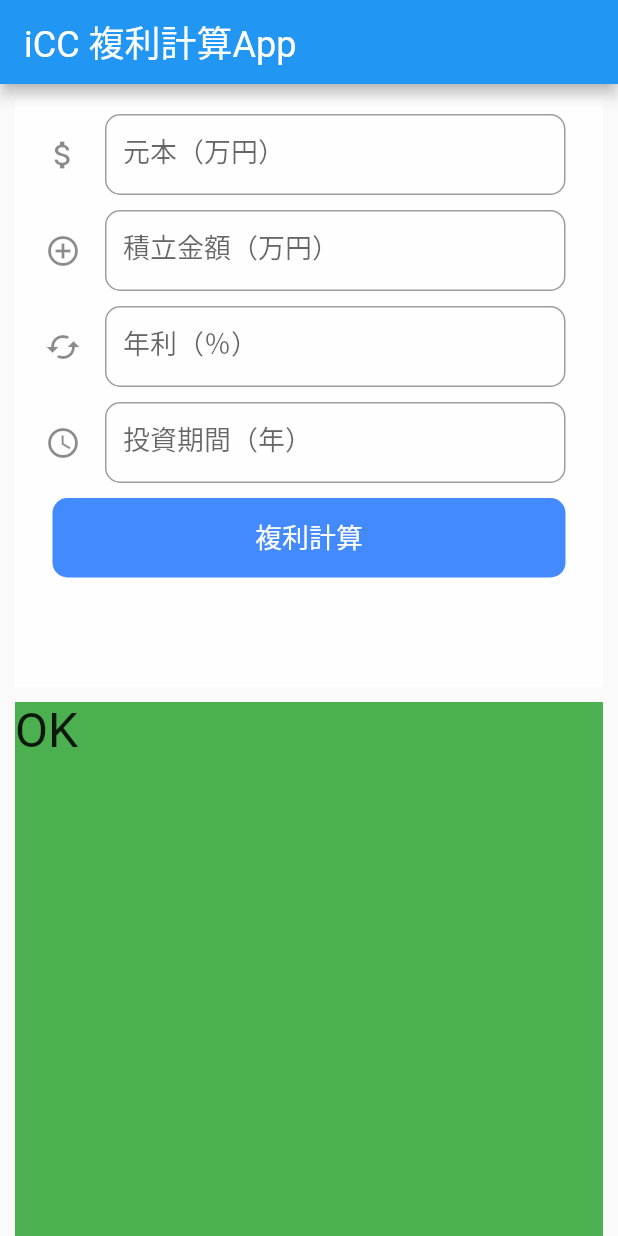
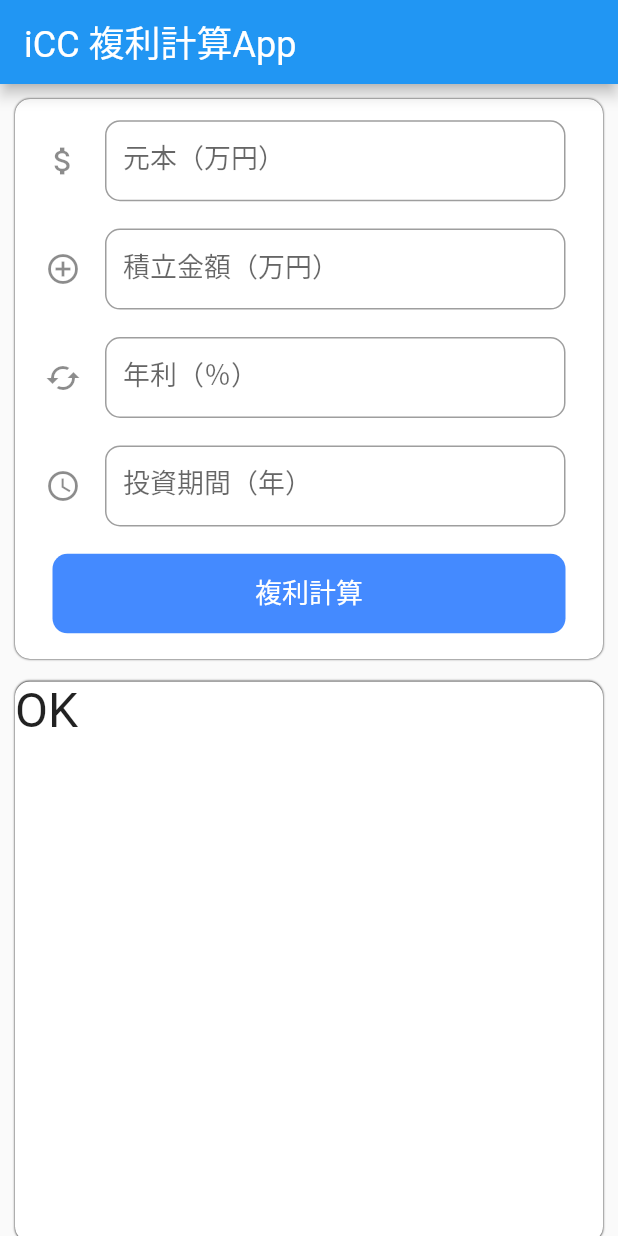
Before and after one commit to earlydogs/fluttertest1app, a Flutter app: the screen it shows after launch, on a phone screen of 412 x 824 dp. Run offline on Flutter 3.47's test engine with Material 2 defaults, Android fonts, the phone set to English and light mode, and no system bars; our stand-ins replace decimal.

Commit message:
20190921 1st

```diff
--- a/lib/main.dart
+++ b/lib/main.dart
@@ -55,22 +55,26 @@ class _MyHomePageState extends State<MyHomePage> {
 
   void buttonPressed() {
     //big decimal で受け取る。が、Doubleで計算しちゃう。。
-    var inputCurrentBalance      = d(_controllerCurrentBalance.text);
-    var inputMonthlyAddition     = d(_controllerMonthlyAddition.text);
-    var inputInterestRateYear    = d(_controllerInterestRateYear.text);
-    var inputPeriodYear          = d(_controllerPeriodYear.text);
-    var inputInterestRateYearNum = d((inputInterestRateYear.toDouble() / 100 + 1).toString());
-    var inputInterestRateMonth   = (pow(inputInterestRateYearNum.toDouble(),d('0.0833333').toDouble())*10000).round()/10000;
+    var inputCurrentBalance = d(_controllerCurrentBalance.text);
+    var inputMonthlyAddition = d(_controllerMonthlyAddition.text);
+    var inputInterestRateYear = d(_controllerInterestRateYear.text);
+    var inputPeriodYear = d(_controllerPeriodYear.text);
+    var inputInterestRateYearNum =
+        d((inputInterestRateYear.toDouble() / 100 + 1).toString());
+    var inputInterestRateMonth =
+        (pow(inputInterestRateYearNum.toDouble(), d('0.0833333').toDouble()) *
+                    10000)
+                .round() /
+            10000;
 
-    calcValue(inputCurrentBalance, inputMonthlyAddition, inputInterestRateMonth, inputPeriodYear);
+    calcValue(inputCurrentBalance, inputMonthlyAddition, inputInterestRateMonth,
+        inputPeriodYear);
     setState(() {
       _message = _controllerCurrentBalance.text;
     });
   }
 
-  void calcValue(var a, var b, var c, var d){
-
-  }
+  void calcValue(var a, var b, var c, var d) {}
 
   @override
   Widget build(BuildContext context) {
@@ -92,15 +96,21 @@ class _MyHomePageState extends State<MyHomePage> {
         },
         child: new GridView.extent(
           maxCrossAxisExtent: 600.0,
-          mainAxisSpacing: 10.0,
+          mainAxisSpacing: 15.0,
           crossAxisSpacing: 10.0,
-          childAspectRatio: 1.0,
+          childAspectRatio: 1.05,
           padding: const EdgeInsets.all(10.0),
           children: <Widget>[
             Container(
-                color: Colors.white70,
+                decoration: BoxDecoration(
+                  color: Colors.white,
+                  borderRadius: BorderRadius.all(Radius.circular(10)),
+                  boxShadow: const [
+                    BoxShadow(blurRadius: 0.5),
+                  ],
+                ),
                 child: Column(
-                  mainAxisAlignment: MainAxisAlignment.start,
+                  mainAxisAlignment: MainAxisAlignment.spaceAround,
                   mainAxisSize: MainAxisSize.max,
                   crossAxisAlignment: CrossAxisAlignment.stretch,
                   children: <Widget>[
@@ -193,7 +203,7 @@ class _MyHomePageState extends State<MyHomePage> {
                       ),
                     ),
                     Padding(
-                      padding: EdgeInsets.fromLTRB(25.0, 5.0, 25.0, 5.0),
+                      padding: EdgeInsets.fromLTRB(25.0, 5.0, 25.0, 13.0),
                       child: FlatButton(
                         padding: EdgeInsets.all(15.0),
                         color: Colors.blueAccent,
@@ -215,7 +225,13 @@ class _MyHomePageState extends State<MyHomePage> {
                   ],
                 )),
             Container(
-              color: Colors.green,
+              decoration: BoxDecoration(
+                color: Colors.white,
+                borderRadius: BorderRadius.all(Radius.circular(10)),
+                boxShadow: const [
+                  BoxShadow(blurRadius: 0.5),
+                ],
+              ),
               child: Text(
                 _message,
                 style: TextStyle(
@@ -225,7 +241,13 @@ class _MyHomePageState extends State<MyHomePage> {
               ),
             ),
             Container(
-              color: Colors.blue,
+              decoration: BoxDecoration(
+                color: Colors.white,
+                borderRadius: BorderRadius.all(Radius.circular(10)),
+                boxShadow: const [
+                  BoxShadow(blurRadius: 0.5),
+                ],
+              ),
               child: Text(
                 "Three",
                 style: TextStyle(
```
